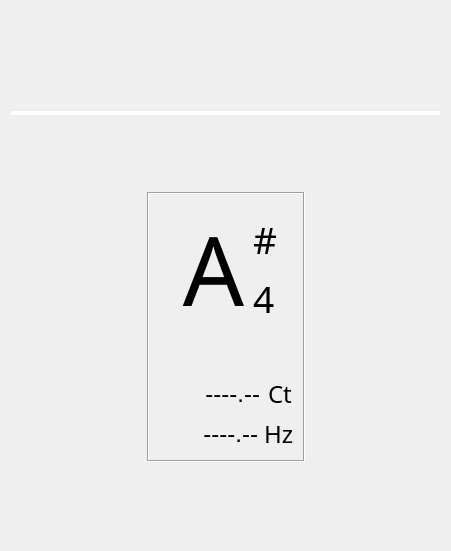
Above: src/ui/tuner.ui from StevenBaby/musico before the change. Below: the same form after it.
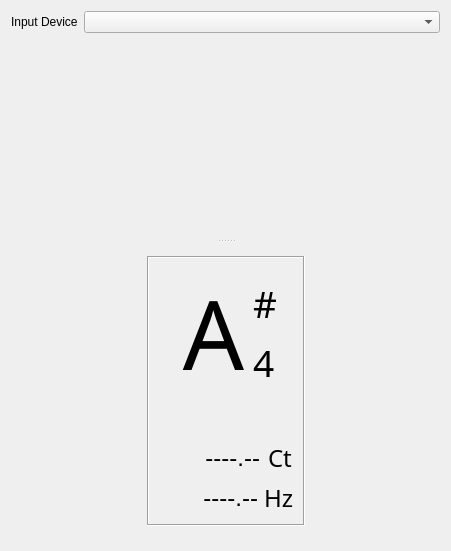
That is the form after the change.

Commit message: update tuner with input device selection

Diff of the .ui file:
```diff
--- a/src/ui/tuner.ui
+++ b/src/ui/tuner.ui
@@ -13,41 +13,54 @@
   <property name="windowTitle">
    <string>Tuner</string>
   </property>
-  <layout class="QVBoxLayout" name="verticalLayout_2">
+  <layout class="QVBoxLayout" name="verticalLayout_3">
+   <item>
+    <widget class="QWidget" name="widget0" native="true">
+     <layout class="QHBoxLayout" name="horizontalLayout_3">
+      <property name="leftMargin">
+       <number>0</number>
+      </property>
+      <property name="topMargin">
+       <number>0</number>
+      </property>
+      <property name="rightMargin">
+       <number>0</number>
+      </property>
+      <property name="bottomMargin">
+       <number>0</number>
+      </property>
+      <item>
+       <widget class="QLabel" name="label_2">
+        <property name="sizePolicy">
+         <sizepolicy hsizetype="Fixed" vsizetype="Preferred">
+          <horstretch>0</horstretch>
+          <verstretch>0</verstretch>
+         </sizepolicy>
+        </property>
+        <property name="text">
+         <string>Input Device</string>
+        </property>
+       </widget>
+      </item>
+      <item>
+       <widget class="QComboBox" name="input_devices_box"/>
+      </item>
+     </layout>
+    </widget>
+   </item>
    <item>
     <widget class="QSplitter" name="splitter">
-     <property name="styleSheet">
-      <string notr="true">QSplitter::handle {
-	background-color: rgb(255, 255, 255);
-	border-color: rgb(0, 0, 0);
-}</string>
-     </property>
-     <property name="frameShape">
-      <enum>QFrame::NoFrame</enum>
-     </property>
-     <property name="frameShadow">
-      <enum>QFrame::Plain</enum>
-     </property>
      <property name="orientation">
       <enum>Qt::Vertical</enum>
      </property>
-     <property name="opaqueResize">
-      <bool>true</bool>
-     </property>
-     <widget class="QFrame" name="frame_2">
+     <widget class="QWidget" name="widget1" native="true">
       <property name="minimumSize">
        <size>
         <width>0</width>
-        <height>100</height>
+        <height>200</height>
        </size>
       </property>
-      <property name="frameShape">
-       <enum>QFrame::NoFrame</enum>
-      </property>
-      <property name="frameShadow">
-       <enum>QFrame::Plain</enum>
-      </property>
-      <layout class="QVBoxLayout" name="verticalLayout_3">
+      <layout class="QVBoxLayout" name="verticalLayout_2">
        <property name="spacing">
         <number>0</number>
        </property>
@@ -69,7 +82,7 @@
       </layout>
      </widget>
      <widget class="QWidget" name="">
-      <layout class="QHBoxLayout" name="horizontalLayout_3">
+      <layout class="QHBoxLayout" name="horizontalLayout_6">
        <item>
         <spacer name="horizontalSpacer">
          <property name="orientation">
@@ -120,7 +133,7 @@
              </widget>
             </item>
             <item>
-             <widget class="QWidget" name="widget1" native="true">
+             <widget class="QWidget" name="widget2" native="true">
               <property name="maximumSize">
                <size>
                 <width>50</width>
```
The commit also changes 4 other files.
